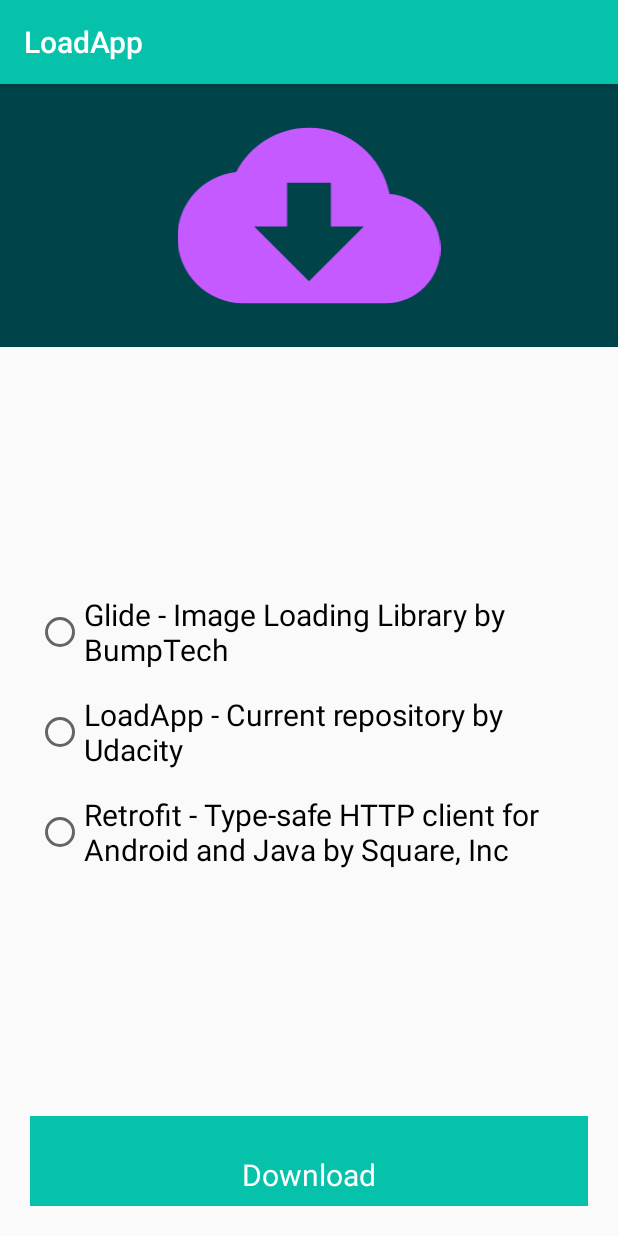
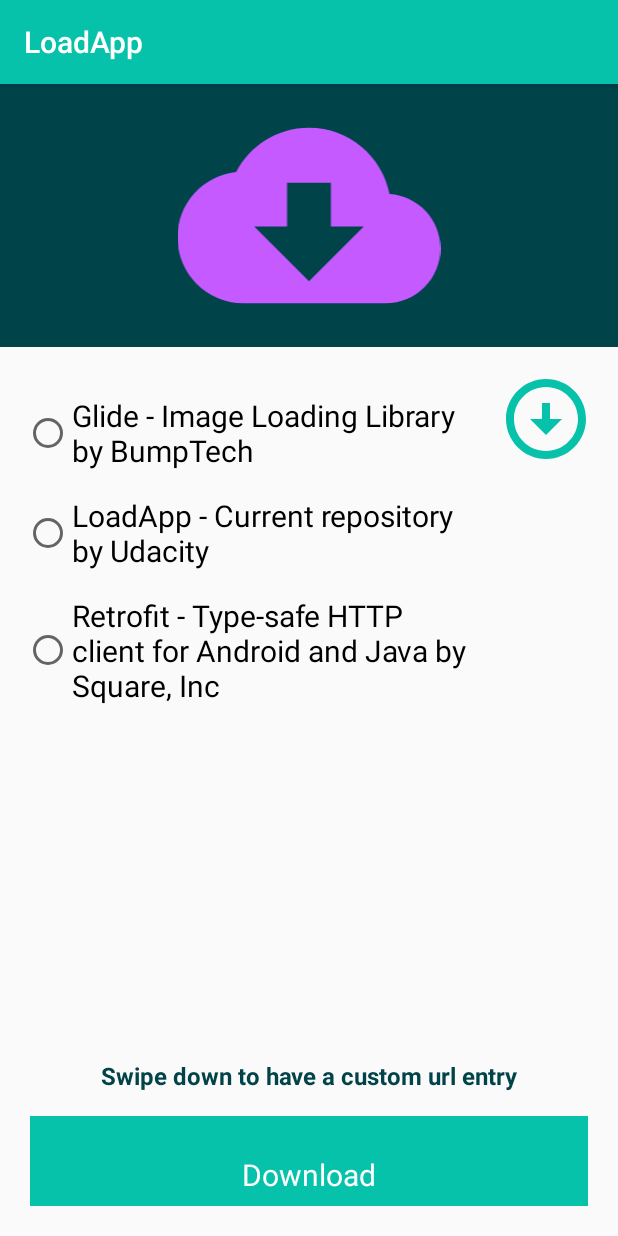
Before and after one commit to FabianGC0610/LoadApp, an Android app: the screen it shows after launch (MainActivity), on a phone screen of 412 x 824 dp. Run offline under Robolectric (Android 15) with nearby library versions, the phone set to English and light mode, and no system bars.

Commit message:
motion layout is implemented

```diff
--- a/app/src/main/java/com/udacity/main/MainActivity.kt
+++ b/app/src/main/java/com/udacity/main/MainActivity.kt
@@ -1,5 +1,6 @@
 package com.udacity.main
 
+import android.animation.ObjectAnimator
 import android.annotation.SuppressLint
 import android.app.DownloadManager
 import android.app.NotificationChannel
@@ -12,6 +13,7 @@ import android.graphics.Color
 import android.net.Uri
 import android.os.Build
 import android.os.Bundle
+import android.view.View
 import androidx.appcompat.app.AppCompatActivity
 import androidx.lifecycle.ViewModelProvider
 import com.udacity.R
@@ -46,6 +48,9 @@ class MainActivity : AppCompatActivity() {
             getString(R.string.notification_channel_id),
             getString(R.string.notification_channel_name),
         )
+
+        startFlashingAnimation(binding.contentMain.swipeUpHelper)
+        startFlashingAnimation(binding.contentMain.swipeDownHelper)
 
         binding.contentMain.customButton.setOnClickListener {
             viewModel.onDownloadingStarted()
@@ -104,13 +109,13 @@ class MainActivity : AppCompatActivity() {
         viewModel.inputOptionState.observe(this) { inputState ->
             when (inputState) {
                 MainActivityViewModel.FieldState.Correct -> {
-                    showToast(this, "The URL is correct to download")
+                    showToast(this, getString(R.string.correct_url_toast_message))
                 }
                 MainActivityViewModel.FieldState.InCorrect -> {
-                    showToast(this, "The URL is incorrect")
+                    showToast(this, getString(R.string.incorrect_url_toast_message))
                 }
                 MainActivityViewModel.FieldState.Empty -> {
-                    showToast(this, "There is no URL to download")
+                    showToast(this, getString(R.string.empty_url_toast_message))
                 }
             }
         }
@@ -187,6 +192,14 @@ class MainActivity : AppCompatActivity() {
             notificationManager.createNotificationChannel(notificationChannel)
         }
     }
+
+    private fun startFlashingAnimation(view: View) {
+        val animator = ObjectAnimator.ofFloat(view, View.ALPHA, 0F)
+        animator.duration = 500
+        animator.repeatCount = ObjectAnimator.INFINITE
+        animator.repeatMode = ObjectAnimator.REVERSE
+        animator.start()
+    }
 }
 
 enum class URLs(val repositoryName: String, val url: String) {
--- /dev/null
+++ b/app/src/main/res/drawable/ic_swipe_down.xml
@@ -0,0 +1,5 @@
+<vector android:height="24dp" android:tint="#000000"
+    android:viewportHeight="24" android:viewportWidth="24"
+    android:width="24dp" xmlns:android="http://schemas.android.com/apk/res/android">
+    <path android:fillColor="@android:color/white" android:pathData="M12,4c4.41,0 8,3.59 8,8s-3.59,8 -8,8s-8,-3.59 -8,-8S7.59,4 12,4M12,2C6.48,2 2,6.48 2,12c0,5.52 4.48,10 10,10c5.52,0 10,-4.48 10,-10C22,6.48 17.52,2 12,2L12,2zM13,12l0,-4h-2l0,4H8l4,4l4,-4H13z"/>
+</vector>
--- /dev/null
+++ b/app/src/main/res/drawable/ic_swipe_up.xml
@@ -0,0 +1,5 @@
+<vector android:height="24dp" android:tint="#000000"
+    android:viewportHeight="24" android:viewportWidth="24"
+    android:width="24dp" xmlns:android="http://schemas.android.com/apk/res/android">
+    <path android:fillColor="@android:color/white" android:pathData="M12,20c-4.41,0 -8,-3.59 -8,-8s3.59,-8 8,-8s8,3.59 8,8S16.41,20 12,20M12,22c5.52,0 10,-4.48 10,-10c0,-5.52 -4.48,-10 -10,-10C6.48,2 2,6.48 2,12C2,17.52 6.48,22 12,22L12,22zM11,12l0,4h2l0,-4h3l-4,-4l-4,4H11z"/>
+</vector>
--- a/app/src/main/res/layout/content_main.xml
+++ b/app/src/main/res/layout/content_main.xml
@@ -1,13 +1,23 @@
 <?xml version="1.0" encoding="utf-8"?>
-<androidx.constraintlayout.widget.ConstraintLayout xmlns:android="http://schemas.android.com/apk/res/android"
+<androidx.constraintlayout.motion.widget.MotionLayout xmlns:android="http://schemas.android.com/apk/res/android"
     xmlns:app="http://schemas.android.com/apk/res-auto"
     xmlns:tools="http://schemas.android.com/tools"
     android:id="@+id/main_layout"
     android:layout_width="match_parent"
     android:layout_height="match_parent"
     app:layout_behavior="@string/appbar_scrolling_view_behavior"
+    app:layoutDescription="@xml/content_main_scene"
     tools:context=".main.MainActivity"
     tools:showIn="@layout/activity_main">
+
+    <TextView
+        android:id="@+id/urlInputTitle"
+        android:layout_width="wrap_content"
+        android:layout_height="wrap_content"
+        android:textSize="@dimen/default_text_size"
+        android:textColor="@color/colorPrimaryDark"
+        android:textStyle="bold"
+        android:text="@string/url_input_title" />
 
     <LinearLayout
         android:id="@+id/linearLayout"
@@ -30,15 +40,7 @@
         android:id="@+id/radioGroup"
         android:layout_width="0dp"
         android:layout_height="wrap_content"
-        android:layout_marginStart="24dp"
-        android:layout_marginTop="32dp"
-        android:layout_marginEnd="24dp"
-        android:layout_marginBottom="32dp"
-        android:orientation="vertical"
-        app:layout_constraintBottom_toTopOf="@+id/custom_button"
-        app:layout_constraintEnd_toEndOf="parent"
-        app:layout_constraintStart_toStartOf="parent"
-        app:layout_constraintTop_toBottomOf="@+id/linearLayout">
+        android:orientation="vertical">
 
         <RadioButton
             android:id="@+id/radioButton1"
@@ -83,21 +85,44 @@
 
     <com.google.android.material.textfield.TextInputLayout
         android:id="@+id/urlInputLayout"
+        style="@style/UrlInputLayoutStyle"
         android:layout_width="0dp"
-        android:layout_height="wrap_content"
-        android:layout_marginStart="16dp"
-        android:layout_marginTop="32dp"
-        android:layout_marginEnd="16dp"
-        android:visibility="gone"
-        app:layout_constraintEnd_toEndOf="parent"
-        app:layout_constraintStart_toStartOf="parent"
-        app:layout_constraintTop_toBottomOf="@+id/linearLayout">
+        android:layout_height="wrap_content">
 
         <com.google.android.material.textfield.TextInputEditText
             android:id="@+id/urlInputEditText"
             android:layout_width="match_parent"
             android:layout_height="wrap_content"
-            android:hint="hint" />
+            android:textColor="@color/colorPrimary"
+            android:textSize="@dimen/default_text_size"
+            android:hint="@string/url_input_hint" />
     </com.google.android.material.textfield.TextInputLayout>
 
-</androidx.constraintlayout.widget.ConstraintLayout>
+    <ImageView
+        android:id="@+id/swipeIcon"
+        android:layout_width="64dp"
+        android:layout_height="64dp"
+        app:srcCompat="@drawable/ic_swipe_down"
+        app:tint="@color/colorPrimary" />
+
+    <TextView
+        android:id="@+id/swipeUpHelper"
+        android:layout_width="wrap_content"
+        android:layout_height="wrap_content"
+        android:textAlignment="center"
+        android:textSize="16sp"
+        android:textStyle="bold"
+        android:textColor="@color/colorPrimaryDark"
+        android:text="@string/swipe_up_helper_text" />
+
+    <TextView
+        android:id="@+id/swipeDownHelper"
+        android:layout_width="wrap_content"
+        android:layout_height="wrap_content"
+        android:textAlignment="center"
+        android:textSize="16sp"
+        android:textStyle="bold"
+        android:textColor="@color/colorPrimaryDark"
+        android:text="@string/swipe_down_helper_text" />
+
+</androidx.constraintlayout.motion.widget.MotionLayout>
--- a/app/src/main/res/values/strings.xml
+++ b/app/src/main/res/values/strings.xml
@@ -17,6 +17,15 @@
     <string name="no_option_selected_message">Please select the file to download</string>
     <string name="failed_status">Fail</string>
     <string name="success_status">Success</string>
+    <string name="url_input_hint">Enter your URL</string>
+    <string name="url_input_title">Custom URL</string>
+
+    <string name="swipe_down_helper_text">Swipe down to have a custom url entry</string>
+    <string name="swipe_up_helper_text">Swipe up to show preset options</string>
+
+    <string name="correct_url_toast_message">The URL is correct to download</string>
+    <string name="incorrect_url_toast_message">The URL is incorrect</string>
+    <string name="empty_url_toast_message">There is no URL to download</string>
 
     <!-- Notification -->
     <string name="notification_channel_id" translatable="false">load_app_channel</string>
--- a/app/src/main/res/values/styles.xml
+++ b/app/src/main/res/values/styles.xml
@@ -17,4 +17,12 @@
 
     <style name="AppTheme.PopupOverlay" parent="ThemeOverlay.AppCompat.Light" />
 
+    <style name="UrlInputLayoutStyle">
+        <item name="android:background">@null</item>
+        <item name="android:textColorHint">@color/colorPrimary</item>
+        <item name="boxStrokeColor">@color/colorPrimaryDark</item>
+        <item name="boxStrokeWidth">3dp</item>
+        <item name="hintTextColor">@color/colorPrimaryDark</item>
+    </style>
+
 </resources>
--- /dev/null
+++ b/app/src/main/res/xml/content_main_scene.xml
@@ -0,0 +1,152 @@
+<?xml version="1.0" encoding="utf-8"?>
+<MotionScene xmlns:android="http://schemas.android.com/apk/res/android"
+    xmlns:app="http://schemas.android.com/apk/res-auto">
+
+    <Transition
+        app:constraintSetStart="@+id/start"
+        app:constraintSetEnd="@+id/end"
+        app:duration="3000">
+
+        <OnSwipe
+            app:dragDirection="dragDown"
+            app:touchAnchorId="@id/swipeIcon"
+            app:touchAnchorSide="top" />
+    </Transition>
+
+    <ConstraintSet android:id="@+id/start">
+        <Constraint
+            android:id="@id/radioGroup"
+            android:layout_width="0dp"
+            android:layout_height="wrap_content"
+            android:layout_marginStart="16dp"
+            android:layout_marginTop="32dp"
+            android:layout_marginEnd="16dp"
+            android:visibility="visible"
+            app:layout_constraintEnd_toStartOf="@id/swipeIcon"
+            app:layout_constraintStart_toStartOf="parent"
+            app:layout_constraintTop_toBottomOf="@id/linearLayout" />
+
+        <Constraint
+            android:id="@id/urlInputLayout"
+            android:layout_width="0dp"
+            android:layout_height="wrap_content"
+            android:layout_marginStart="16dp"
+            android:layout_marginTop="32dp"
+            android:layout_marginEnd="16dp"
+            android:visibility="invisible"
+            app:layout_constraintEnd_toStartOf="@id/swipeIcon"
+            app:layout_constraintStart_toStartOf="parent"
+            app:layout_constraintTop_toBottomOf="@+id/linearLayout" />
+
+        <Constraint
+            android:id="@id/urlInputTitle"
+            android:layout_width="wrap_content"
+            android:layout_height="wrap_content"
+            android:layout_marginStart="16dp"
+            android:visibility="invisible"
+            app:layout_constraintBottom_toTopOf="@+id/urlInputLayout"
+            app:layout_constraintStart_toStartOf="@+id/urlInputLayout" />
+
+        <Constraint
+            android:id="@id/swipeIcon"
+            android:layout_width="64dp"
+            android:layout_height="64dp"
+            android:layout_marginTop="16dp"
+            android:layout_marginEnd="16dp"
+            app:layout_constraintEnd_toEndOf="parent"
+            app:layout_constraintTop_toBottomOf="@id/linearLayout" />
+
+        <Constraint
+            android:id="@+id/swipeUpHelper"
+            android:layout_width="match_parent"
+            android:layout_height="wrap_content"
+            android:layout_marginStart="16dp"
+            android:layout_marginEnd="16dp"
+            android:layout_marginBottom="16dp"
+            android:visibility="invisible"
+            app:layout_constraintBottom_toTopOf="@+id/custom_button"
+            app:layout_constraintEnd_toEndOf="parent"
+            app:layout_constraintStart_toStartOf="parent" />
+
+        <Constraint
+            android:id="@+id/swipeDownHelper"
+            android:layout_width="match_parent"
+            android:layout_height="wrap_content"
+            android:layout_marginStart="16dp"
+            android:layout_marginEnd="16dp"
+            android:layout_marginBottom="16dp"
+            android:visibility="visible"
+            app:layout_constraintBottom_toTopOf="@+id/custom_button"
+            app:layout_constraintEnd_toEndOf="parent"
+            app:layout_constraintStart_toStartOf="parent" />
+    </ConstraintSet>
+
+    <ConstraintSet android:id="@+id/end">
+        <Constraint
+            android:id="@id/radioGroup"
+            android:layout_width="0dp"
+            android:layout_height="wrap_content"
+            android:layout_marginStart="16dp"
+            android:layout_marginEnd="16dp"
+            android:layout_marginBottom="32dp"
+            android:visibility="invisible"
+            app:layout_constraintBottom_toTopOf="@id/custom_button"
+            app:layout_constraintEnd_toStartOf="@id/swipeIcon"
+            app:layout_constraintStart_toStartOf="parent" />
+
+        <Constraint
+            android:id="@id/urlInputLayout"
+            android:layout_width="0dp"
+            android:layout_height="wrap_content"
+            android:layout_marginStart="16dp"
+            android:layout_marginTop="128dp"
+            android:layout_marginEnd="16dp"
+            android:visibility="visible"
+            app:layout_constraintEnd_toEndOf="parent"
+            app:layout_constraintStart_toStartOf="parent"
+            app:layout_constraintTop_toBottomOf="@id/linearLayout" />
+
+        <Constraint
+            android:id="@id/urlInputTitle"
+            android:layout_width="wrap_content"
+            android:layout_height="wrap_content"
+            android:layout_marginStart="16dp"
+            android:visibility="visible"
+            app:layout_constraintBottom_toTopOf="@+id/urlInputLayout"
+            app:layout_constraintStart_toStartOf="@+id/urlInputLayout" />
+
+        <Constraint
+            android:id="@id/swipeIcon"
+            android:layout_width="64dp"
+            android:layout_height="64dp"
+            android:layout_marginEnd="16dp"
+            android:layout_marginBottom="16dp"
+            android:rotation="180"
+            app:layout_constraintBottom_toTopOf="@id/custom_button"
+            app:layout_constraintEnd_toEndOf="parent" />
+
+        <Constraint
+            android:id="@+id/swipeUpHelper"
+            android:layout_width="match_parent"
+            android:layout_height="wrap_content"
+            android:layout_marginStart="16dp"
+            android:layout_marginEnd="16dp"
+            android:layout_marginBottom="16dp"
+            android:visibility="visible"
+            app:layout_constraintBottom_toTopOf="@+id/custom_button"
+            app:layout_constraintEnd_toEndOf="parent"
+            app:layout_constraintStart_toStartOf="parent" />
+
+        <Constraint
+            android:id="@+id/swipeDownHelper"
+            android:layout_width="match_parent"
+            android:layout_height="wrap_content"
+            android:layout_marginStart="16dp"
+            android:layout_marginEnd="16dp"
+            android:layout_marginBottom="16dp"
+            android:visibility="invisible"
+            app:layout_constraintBottom_toTopOf="@+id/custom_button"
+            app:layout_constraintEnd_toEndOf="parent"
+            app:layout_constraintStart_toStartOf="parent" />
+    </ConstraintSet>
+</MotionScene>
```
Also changed, not shown: app/src/main/java/com/udacity/detail/DetailActivity.kt (+15 -0 lines), app/src/main/res/layout/activity_detail.xml (+0 -8 lines), app/src/main/res/layout/content_detail.xml (+12 -33 lines), app/src/main/res/xml/content_detail_scene.xml (added, +102 -0 lines).
